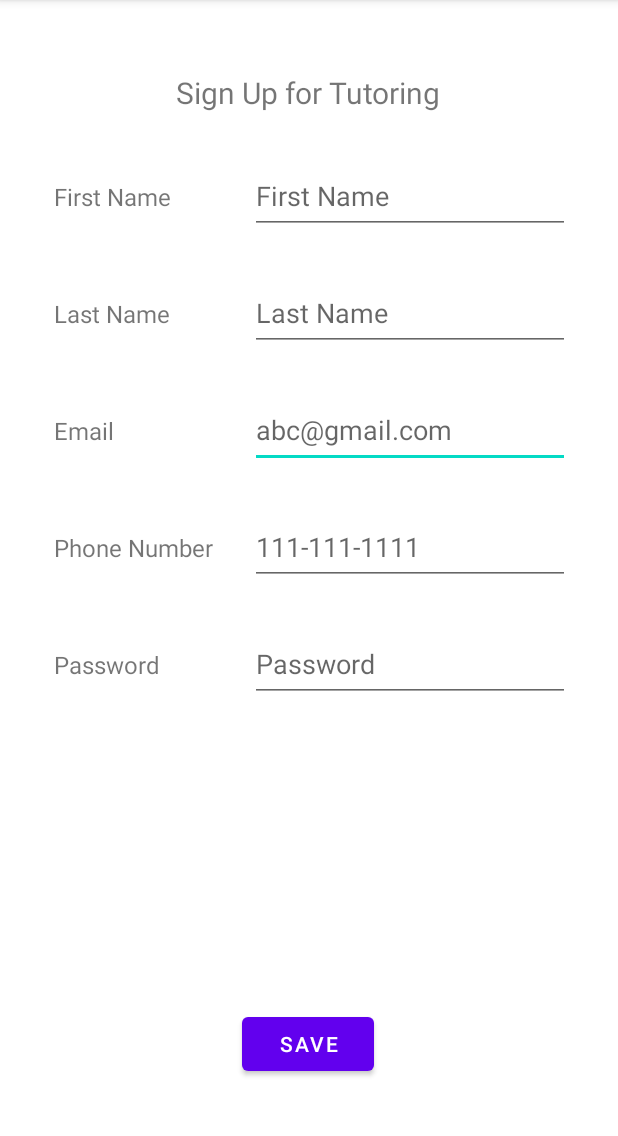
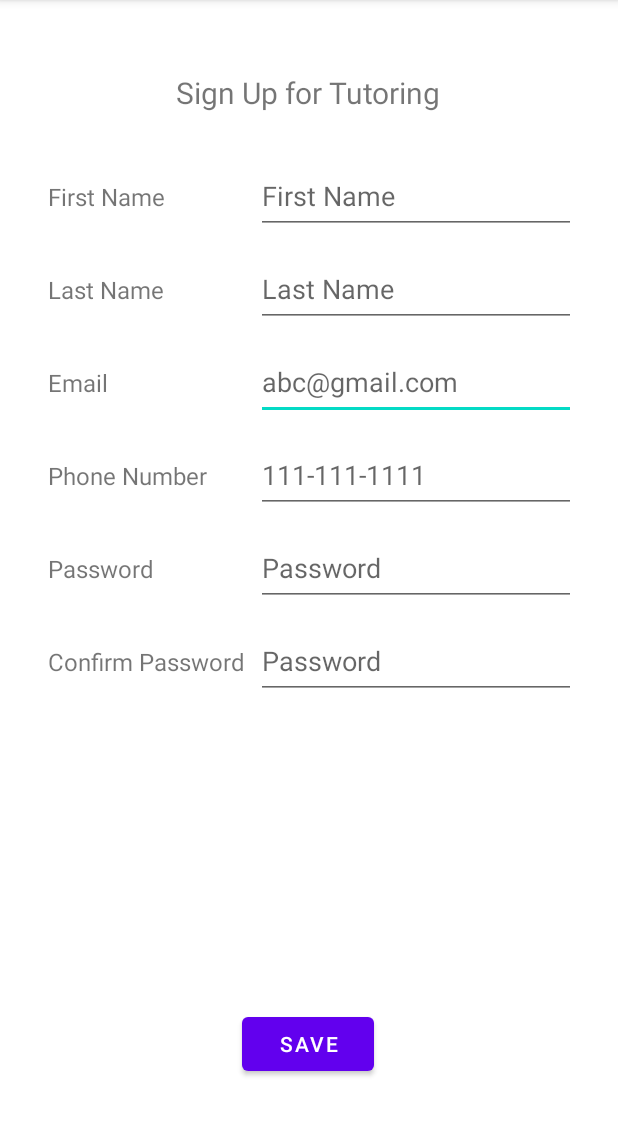
Before and after one commit to gracesopha/tutorme, an Android app: the SignupPage screen opened directly, with no data from a screen before it, on a phone screen of 412 x 824 dp, the part 84-1220 px from its top. Run offline under Robolectric (Android 15) with nearby library versions, the phone set to English and light mode, and no system bars.

Commit message:
extracted info from signup page

```diff
--- a/StudentTutoringApp/app/src/main/java/com/example/studenttutoring/SignupPage.java
+++ b/StudentTutoringApp/app/src/main/java/com/example/studenttutoring/SignupPage.java
@@ -1,5 +1,6 @@
 package com.example.studenttutoring;
 
+import androidx.appcompat.app.AlertDialog;
 import androidx.appcompat.app.AppCompatActivity;
 
 import android.content.Intent;
@@ -7,6 +8,7 @@ import android.os.Bundle;
 import android.util.Log;
 import android.view.View;
 import android.widget.Button;
+import android.widget.EditText;
 
 import java.sql.Connection;
 import java.sql.ResultSet;
@@ -14,10 +16,25 @@ import java.sql.Statement;
 
 public class SignupPage extends AppCompatActivity {
 
+    private EditText userPass, confirmPass, firstName, lastName, userEmail, userPhone;
+    private Button save;
+
     @Override
     protected void onCreate(Bundle savedInstanceState) {
         super.onCreate(savedInstanceState);
         setContentView(R.layout.activity_signup_page);
+        save = findViewById(R.id.save_button);
+        firstName = findViewById(R.id.signUpFirstName);
+        lastName = findViewById(R.id.signUpLastName);
+        userPhone = findViewById(R.id.signUpPhone);
+        userEmail = findViewById(R.id.signUpEmail);
+        userPass = findViewById(R.id.signUpPass);
+        confirmPass = findViewById(R.id.signUpPass2);
+
+        save.setOnClickListener(new View.OnClickListener() {
+            public void onClick(View v) { submit(); }
+        });
+
         Connection connect;
         try{
             ConnectionHelper connectionHelper = new ConnectionHelper();
@@ -34,13 +51,21 @@ public class SignupPage extends AppCompatActivity {
         catch (Exception ex) {
             Log.e("Error",ex.getMessage());
         }
-        final Button loginButton = findViewById(R.id.save_button);
-        loginButton.setOnClickListener(new View.OnClickListener() {
-            public void onClick(View v) {
-                Intent intent = new Intent(SignupPage.this, LoginPage.class);
-                startActivity(intent);
-                finish();
-            }
-        });
+
+    }
+    public void submit() {
+        Intent intent = new Intent(this, LoginPage.class); //source, destination
+        if(confirmPass.getText().toString().trim().isEmpty()) {
+            AlertDialog.Builder builder = new AlertDialog.Builder(this);
+
+            builder.setPositiveButton("OK", (dialog, id) -> confirmPass.setText(""));
+            builder.setMessage("Must Confirm Password");
+
+            AlertDialog dialog = builder.create();
+            dialog.show();
+            return;
+        }
+        startActivity(intent);
+        finish();
     }
 }
--- a/StudentTutoringApp/app/src/main/res/layout/activity_signup_page.xml
+++ b/StudentTutoringApp/app/src/main/res/layout/activity_signup_page.xml
@@ -10,7 +10,7 @@
         android:id="@+id/signUpEmail"
         android:layout_width="wrap_content"
         android:layout_height="50dp"
-        android:layout_marginEnd="32dp"
+        android:layout_marginEnd="28dp"
         android:ems="10"
         android:hint="@string/abc_gmail_com"
         android:inputType="textEmailAddress"
@@ -31,8 +31,8 @@
         android:id="@+id/textView10"
         android:layout_width="wrap_content"
         android:layout_height="wrap_content"
-        android:layout_marginStart="36dp"
-        android:layout_marginTop="276dp"
+        android:layout_marginStart="32dp"
+        android:layout_marginTop="244dp"
         android:text="Email"
         android:textSize="16sp"
         app:layout_constraintStart_toStartOf="parent"
@@ -42,7 +42,7 @@
         android:id="@+id/textView11"
         android:layout_width="wrap_content"
         android:layout_height="wrap_content"
-        android:layout_marginTop="56dp"
+        android:layout_marginTop="40dp"
         android:text="@string/phone_number"
         android:textSize="16sp"
         app:layout_constraintStart_toStartOf="@+id/textView10"
@@ -72,7 +72,7 @@
         android:id="@+id/textView12"
         android:layout_width="wrap_content"
         android:layout_height="wrap_content"
-        android:layout_marginBottom="56dp"
+        android:layout_marginBottom="40dp"
         android:text="@string/first_name"
         android:textSize="16sp"
         app:layout_constraintBottom_toTopOf="@+id/textView13"
@@ -82,7 +82,7 @@
         android:id="@+id/textView13"
         android:layout_width="wrap_content"
         android:layout_height="wrap_content"
-        android:layout_marginBottom="56dp"
+        android:layout_marginBottom="40dp"
         android:text="@string/last_name"
         android:textSize="16sp"
         app:layout_constraintBottom_toTopOf="@+id/textView10"
@@ -114,7 +114,7 @@
         android:id="@+id/textView15"
         android:layout_width="wrap_content"
         android:layout_height="wrap_content"
-        android:layout_marginTop="56dp"
+        android:layout_marginTop="40dp"
         android:text="Password"
         android:textSize="16sp"
         app:layout_constraintStart_toStartOf="@+id/textView11"
@@ -125,10 +125,31 @@
         android:layout_width="wrap_content"
         android:layout_height="wrap_content"
         android:layout_marginBottom="48dp"
+        android:onClick="save"
         android:text="SAVE"
         app:layout_constraintBottom_toBottomOf="parent"
         app:layout_constraintEnd_toEndOf="parent"
         app:layout_constraintHorizontal_bias="0.498"
         app:layout_constraintStart_toStartOf="parent" />
 
+    <EditText
+        android:id="@+id/signUpPass2"
+        android:layout_width="wrap_content"
+        android:layout_height="50dp"
+        android:ems="10"
+        android:hint="@string/password"
+        android:inputType="textPassword"
+        app:layout_constraintBaseline_toBaselineOf="@+id/textView16"
+        app:layout_constraintStart_toStartOf="@+id/signUpPass" />
+
+    <TextView
+        android:id="@+id/textView16"
+        android:layout_width="wrap_content"
+        android:layout_height="wrap_content"
+        android:layout_marginTop="40dp"
+        android:text="Confirm Password"
+        android:textSize="16sp"
+        app:layout_constraintStart_toStartOf="@+id/textView15"
+        app:layout_constraintTop_toBottomOf="@+id/textView15" />
+
 </androidx.constraintlayout.widget.ConstraintLayout>
```
